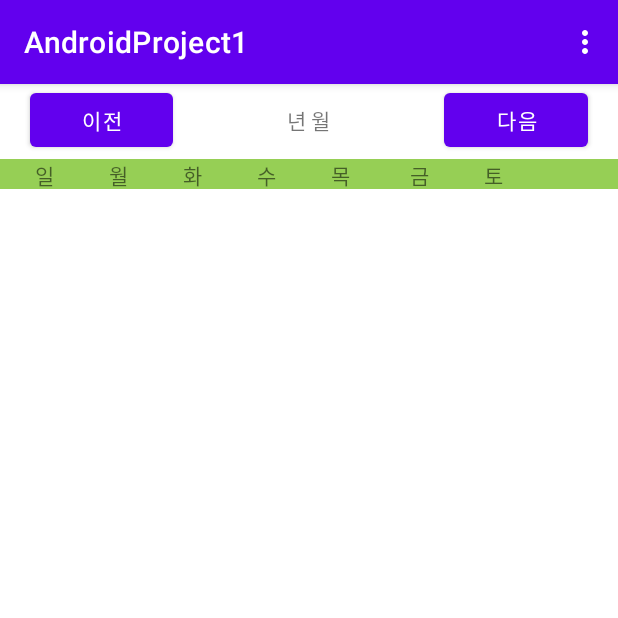
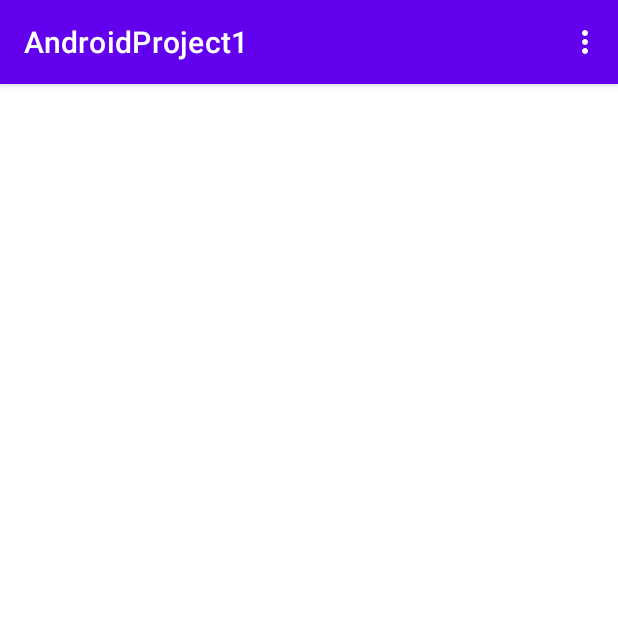
Before and after one commit to jiman-you/AndroidProject, an Android app: the screen it shows after launch (MonthViewActivity), on a phone screen of 412 x 824 dp, the top half of it. Run offline under Robolectric (Android 15) with nearby library versions, the phone set to English and light mode, and no system bars; 1 statement that could not run was skipped.

Commit message:
Update activity_main.xml

```diff
--- a/AndroidProject1/app/src/main/res/layout/activity_main.xml
+++ b/AndroidProject1/app/src/main/res/layout/activity_main.xml
@@ -1,59 +1,15 @@
 <?xml version="1.0" encoding="utf-8"?>
-<LinearLayout xmlns:android="http://schemas.android.com/apk/res/android"
-    xmlns:tools="http://schemas.android.com/tools"
-    android:orientation="vertical"
-    android:layout_width="match_parent"
-    android:layout_height="match_parent"
-    tools:context=".MonthViewActivity">
 
-    <LinearLayout
-        android:layout_width="fill_parent"
-        android:layout_height="50dp"
-        android:layout_gravity="center"
-        android:orientation="horizontal">
+    <androidx.coordinatorlayout.widget.CoordinatorLayout xmlns:android="http://schemas.android.com/apk/res/android"
+        xmlns:app="http://schemas.android.com/apk/res-auto"
+        xmlns:tools="http://schemas.android.com/tools"
+        android:orientation="vertical"
+        android:layout_width="match_parent"
+        android:layout_height="match_parent"
+        android:background="#ffffff"
+        android:id="@+id/main_container"
+        tools:context=".MonthViewActivity">
 
-        <Button
-            android:id="@+id/previous_button"
-            android:layout_width="wrap_content"
-            android:layout_height="wrap_content"
-            android:layout_marginLeft="20dp"
-            android:layout_weight="1"
-            android:text="이전" />
 
-        <TextView
-            android:id="@+id/year_month"
-            android:layout_width="wrap_content"
-            android:layout_height="wrap_content"
-            android:layout_weight="20"
-            android:text="년 월"
-            android:textAlignment="center" />
 
-        <Button
-            android:id="@+id/next_button"
-            android:layout_width="wrap_content"
-            android:layout_height="wrap_content"
-            android:layout_marginRight="20dp"
-            android:layout_weight="1"
-            android:text="다음" />
-
-    </LinearLayout>
-
-    <TextView
-        android:layout_width="match_parent"
-        android:layout_height="20dp"
-        android:text="       일           월           화           수           목            금           토"
-        android:background="#96CF55"
-        />
-
-    <GridView
-        android:layout_marginTop="10dp"
-        android:id="@+id/gridview"
-        android:layout_weight="1"
-        android:layout_height="0dp"
-        android:layout_width="match_parent"
-        android:numColumns="7"
-        android:rowCount = "6"
-        >
-    </GridView>
-
-</LinearLayout>
+    </androidx.coordinatorlayout.widget.CoordinatorLayout>
```
